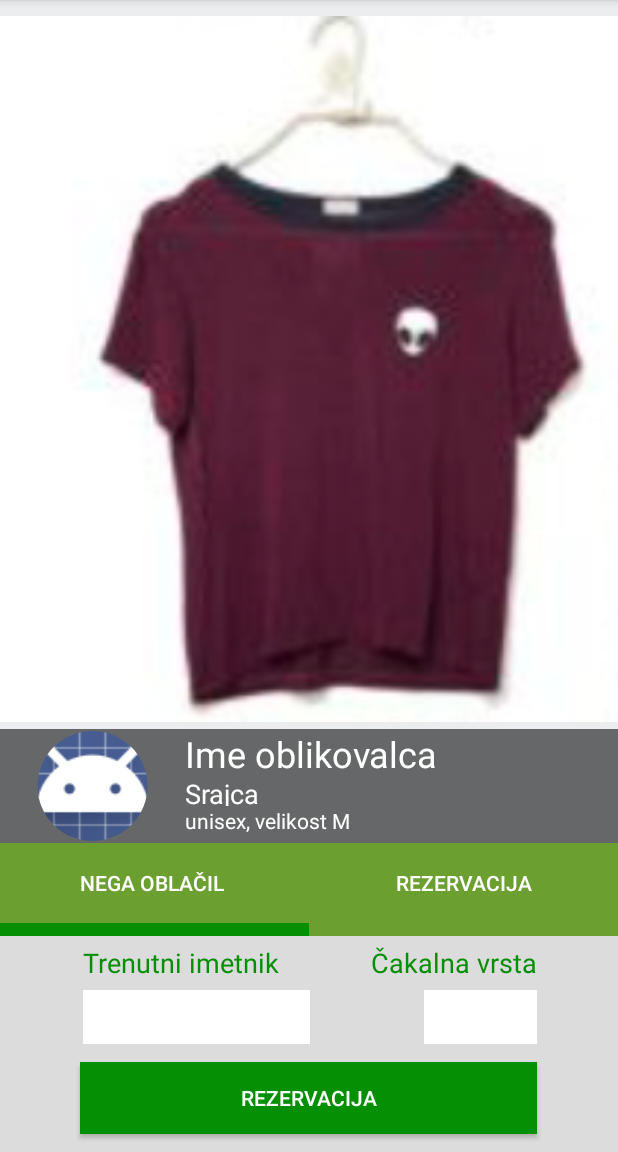
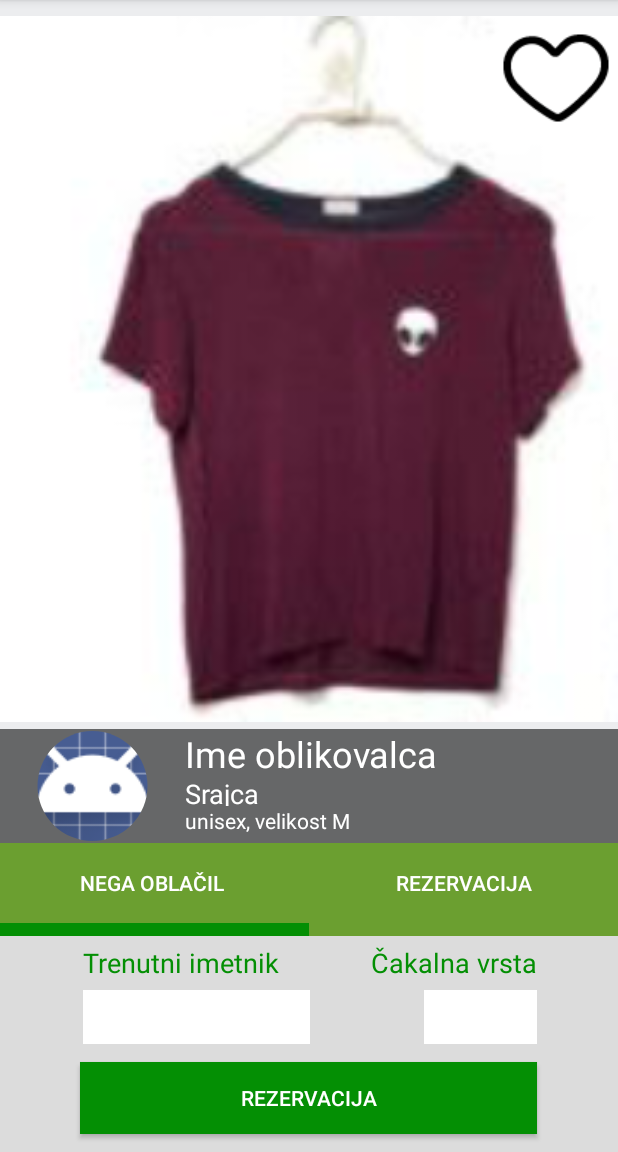
Before and after one commit to HarejJ/tshm_android, an Android app: the fragment ClothesFragment placed in its activity, on a phone screen of 412 x 824 dp, the part 84-1236 px from its top. Run offline under Robolectric (Android 15) with nearby library versions, the phone set to English and light mode, and no system bars; our stand-ins replace CircleImageView; 11 statements that could not run were skipped.

Commit message:
drawable -> dodani spritesheeti za favorite znak (srčki). fragment_clothes.xml -> dodan layout za favorite znak. ClothesFragment.java -> dodana funkcijonalnost favorite znaka, brez REST zapisa v bazo.

```diff
--- a/app/src/main/java/com/example/nejc/tshm/ClothesFragment.java
+++ b/app/src/main/java/com/example/nejc/tshm/ClothesFragment.java
@@ -20,7 +20,7 @@ public class ClothesFragment extends Fragment implements AsyncResponse {
     private View view;
     private android.support.v4.app.FragmentTransaction fragmentTransaction;
     private LinearLayout linearLayoutReservation, linearLayoutClothesCare;
-    private ImageView picture;
+    private ImageView picture, favoriteSign;
     private Button clothesCareTB, reservationTB, reservationB, clothesCareB;
     private TextView clothesCare, reservation, imeOblikovalca, tipObleke, spol_velikost, trenutniImetnik, cakalnaVrsta;
     private RESTCallTask restTask;
@@ -42,10 +42,14 @@ public class ClothesFragment extends Fragment implements AsyncResponse {
         fragmentTransaction = this.getFragmentManager().beginTransaction();
         view = inflater.inflate(R.layout.fragment_clothes, container, false);
         picture = (ImageView) view.findViewById(R.id.imageDress);
+        favoriteSign = (ImageView) view.findViewById(R.id.favoriteDress);
         //BitmapDrawable background = new BitmapDrawable(ImageUtil.convert(dress.getSlika()));
         picture.setImageBitmap(ImageUtil.convert(dress.getSlika()));
+        favoriteSign.setImageResource(new int[]{R.drawable.heart_empty_black, R.drawable.heart_full_black}[dress.isPriljubljena() ? 1 : 0]);
+
         context = getContext();
         asyncResponse = this;
+
         clothesCareTB = (Button) view.findViewById(R.id.ClothesCareTB);
         reservationTB = (Button) view.findViewById(R.id.ReservationTB);
         reservationB = (Button) view.findViewById(R.id.ReservationB);
@@ -75,6 +79,7 @@ public class ClothesFragment extends Fragment implements AsyncResponse {
         reservationB.setOnClickListener(onClickListener);
         clothesCareB.setOnClickListener(onClickListener);
         picture.setOnClickListener(onClickListener);
+        favoriteSign.setOnClickListener(onClickListener);
 
         return view;
     }
@@ -115,8 +120,28 @@ public class ClothesFragment extends Fragment implements AsyncResponse {
                     ImagePanningFragment imagePanningFragment = new ImagePanningFragment();
                     imagePanningFragment.setPictureSource(ImageUtil.convert(dress.getSlika()));
 
-                    fragmentTransaction.replace(R.id.fragment_container, imagePanningFragment).addToBackStack(null);;
+                    fragmentTransaction.replace(R.id.fragment_container, imagePanningFragment).addToBackStack(null);
+                    ;
                     fragmentTransaction.commit();
+                    break;
+                case R.id.favoriteDress:
+                    if (dress.isPriljubljena()) {
+
+                        // ******
+                        //ZAPIŠI V BAZO DA SLIKA NI PRILJUBLJENA
+                        // ******
+
+                        dress.setPriljubljena(false);
+                        favoriteSign.setImageResource(R.drawable.heart_empty_black);
+                    } else {
+
+                        // ******
+                        //ZAPIŠI V BAZO DA JE SLIKA PRILJUBLJENA
+                        // ******
+
+                        dress.setPriljubljena(true);
+                        favoriteSign.setImageResource(R.drawable.heart_full_black);
+                    }
                     break;
             }
         }
--- a/app/src/main/res/layout/fragment_clothes.xml
+++ b/app/src/main/res/layout/fragment_clothes.xml
@@ -39,10 +39,19 @@
                     android:orientation="horizontal">
 
                     <ImageView
-                        android:id="@+id/imageDress"
-                        android:layout_width="match_parent"
-                        android:layout_height="match_parent"
-                        app:srcCompat="@drawable/shirt1"
+                    android:id="@+id/imageDress"
+                    android:layout_width="match_parent"
+                    android:layout_height="match_parent"
+                    android:src="@drawable/shirt1"
+                    android:scaleType="fitCenter"/>
+
+                    <ImageView
+                        android:id="@+id/favoriteDress"
+                        android:layout_width="wrap_content"
+                        android:layout_height="wrap_content"
+                        android:layout_marginTop="@dimen/activity_horizontal_margin"
+                        android:layout_marginStart="-77dp"
+                        android:src="@drawable/heart_empty_black"
                         android:scaleType="fitCenter"/>
                 </LinearLayout>
 
@@ -157,7 +166,8 @@
                                 android:layout_width="match_parent"
                                 android:layout_height="match_parent"
                                 android:layout_weight="1"
-                                android:orientation="horizontal">
+                                android:orientation="horizontal"
+                                android:layout_gravity="bottom|center">
 
                                 <TextView
                                     android:id="@+id/spol_velikost"
```
Also changed, not shown: app/src/main/res/drawable/heart_empty_black.png (added), app/src/main/res/drawable/heart_empty_white.png (added), app/src/main/res/drawable/heart_full_black.png (added), app/src/main/res/drawable/heart_full_white.png (added), 7 other files.
